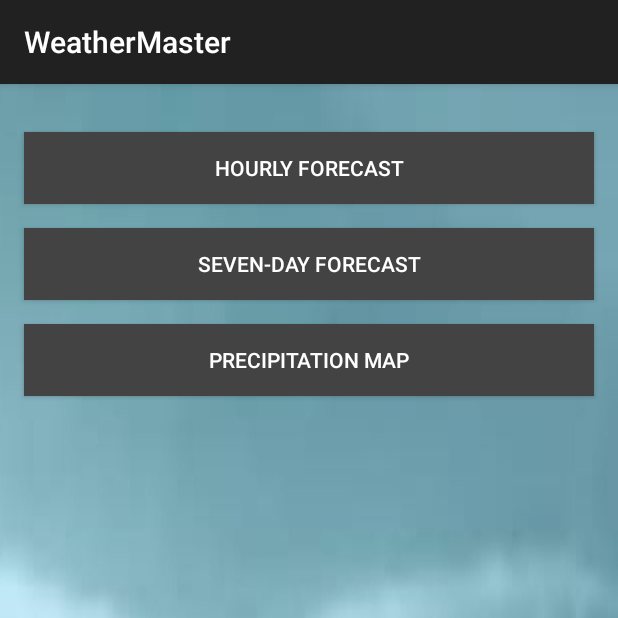
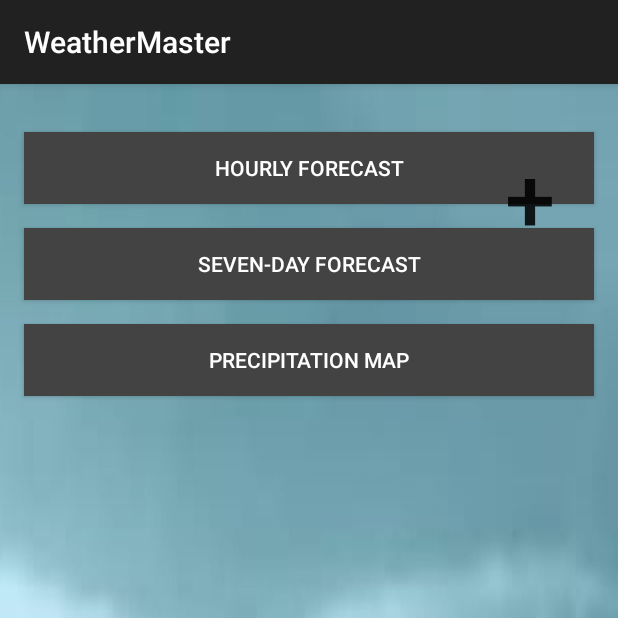
Before and after one commit to kamilmaciejczyk1/WeatherMaster, an Android app: the screen it shows after launch (MainActivity), on a phone screen of 412 x 824 dp, the top half of it. Run offline under Robolectric (Android 15) with nearby library versions, the phone set to English and light mode, and no system bars.

Commit message:
SearchView po kliknięciu w +

```diff
--- a/app/src/main/java/com/example/weathermaster/MainActivity.java
+++ b/app/src/main/java/com/example/weathermaster/MainActivity.java
@@ -5,7 +5,9 @@ import androidx.recyclerview.widget.RecyclerView;
 
 import android.content.Intent;
 import android.os.Bundle;
+import android.view.View;
 import android.widget.Button;
+import android.widget.SearchView;
 
 import java.time.LocalDate;
 import java.util.List;
@@ -34,13 +36,30 @@ public class MainActivity extends AppCompatActivity implements WeatherRequest.We
         Button hourlyForecastButton = findViewById(R.id.hourly_forecast_button);
         Button sevenDaysForecastButton = findViewById(R.id.seven_days_forecast_button);
         Button mapButton = findViewById(R.id.map_button);
-
+        Button addLocationButton = findViewById(R.id.add_location_button);
+        final SearchView searchbar = findViewById(R.id.searchbar);
         hourlyForecastButton.setOnClickListener(v -> {
             Intent intent = new Intent(MainActivity.this, HourlyForecastActivity.class);
             intent.putExtra("miasto", selectedCity); // Dodaj wybrane miasto do Intentu
             startActivity(intent);
         });
 
+        addLocationButton.setOnClickListener(v -> {
+
+            if (searchbar.getVisibility() == View.INVISIBLE) {
+                searchbar.setVisibility(View.VISIBLE);
+                searchbar.setBackgroundColor(getColor(R.color.white));
+            } else {
+                // Dodaj lokalizację do globalnej listy miejsc jeśli istnieje
+                // Albo zrobić nowy ekran z wyszukanym miastem albo od razu szukać po wpisaniu
+
+                // Wyzeruj pole wyszukiwania
+                searchbar.setQuery("", false);
+
+                // Zmiana widoczności SearchView
+                searchbar.setVisibility(View.INVISIBLE);
+            }
+        });
 
         sevenDaysForecastButton.setOnClickListener(v -> {
             Intent intent = new Intent(MainActivity.this, SevenDaysForecastActivity.class);
--- a/app/src/main/res/layout/activity_main.xml
+++ b/app/src/main/res/layout/activity_main.xml
@@ -16,6 +16,7 @@
             android:layout_width="match_parent"
             android:layout_height="wrap_content"
             android:layout_marginTop="16dp"
+            android:clipToPadding="true"
             app:layoutManager="androidx.recyclerview.widget.LinearLayoutManager"
             tools:listitem="@layout/forecast_item" />
 
@@ -57,6 +58,38 @@
             android:layout_below="@+id/seven_days_forecast_button"
             android:layout_marginTop="16dp" />
 
+        <Button
+            android:id="@+id/add_location_button"
+            android:layout_width="62dp"
+            android:layout_height="61dp"
+            android:layout_alignParentTop="true"
+            android:layout_alignParentEnd="true"
+            android:layout_marginTop="43dp"
+            android:layout_marginEnd="27dp"
+            android:background="@android:color/transparent"
+            android:backgroundTint="@android:color/transparent"
+            android:includeFontPadding="false"
+            android:insetTop="0dp"
+            android:insetBottom="0dp"
+            android:padding="0dp"
+            android:paddingHorizontal="0dp"
+            android:paddingLeft="0dp"
+            android:paddingTop="0dp"
+            android:paddingRight="0dp"
+            android:paddingBottom="0dp"
+            android:rotation="0"
+            android:text="+"
+            android:textSize="60sp"
+            app:iconPadding="0dp" />
+
+        <SearchView
+            android:id="@+id/searchbar"
+            android:layout_width="match_parent"
+            android:layout_height="match_parent"
+            android:layout_alignParentTop="true"
+            android:layout_marginTop="0dp"
+            android:visibility="invisible" />
+
     </RelativeLayout>
 
 </ScrollView>
```
